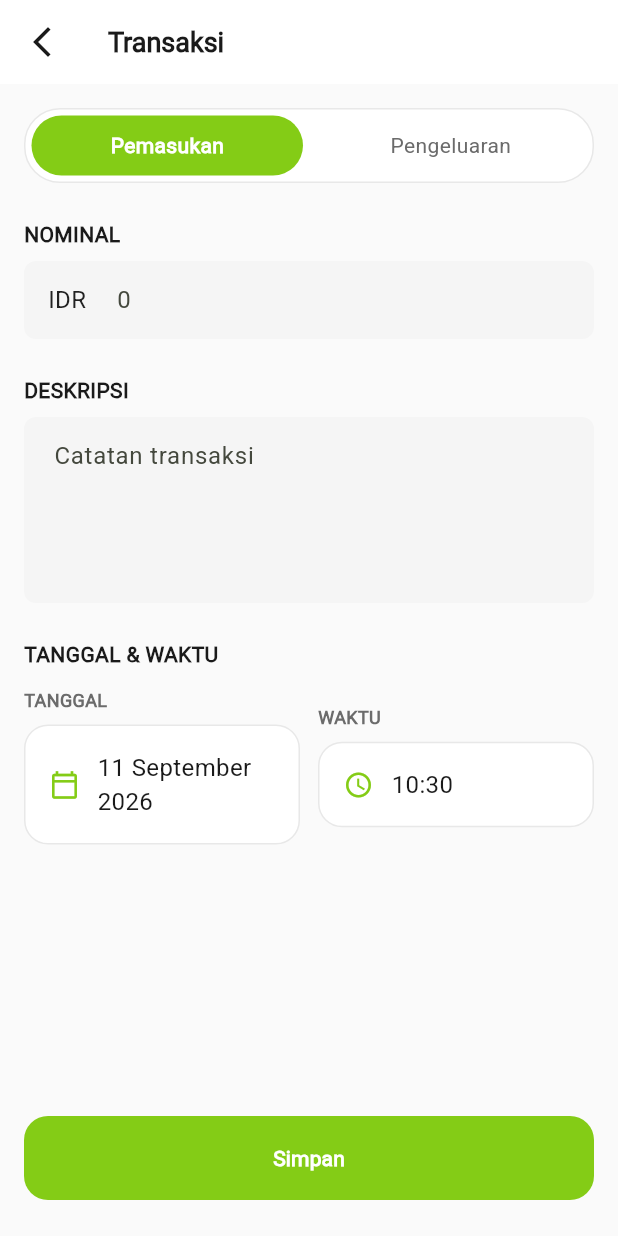
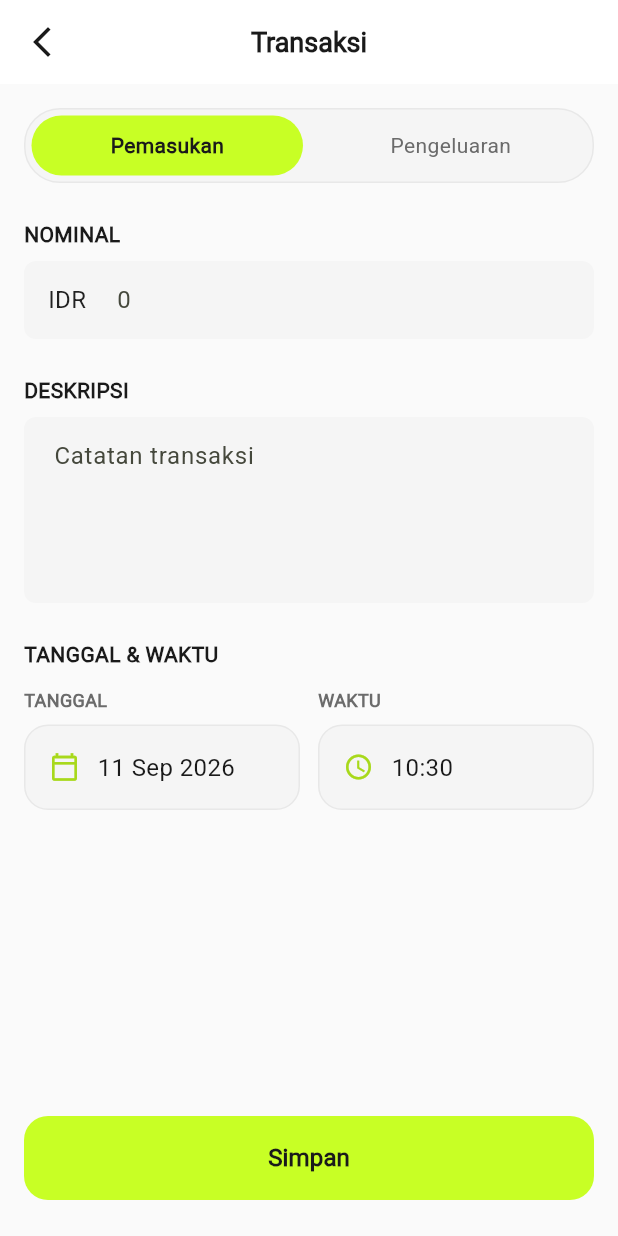
Before and after one commit to rafiach/danamooV2, a Flutter app: the TransactionView screen opened directly, after a tap on "Pemasukan", on a phone screen of 412 x 824 dp. Run offline on Flutter 3.47's test engine with Material 3 defaults, Android fonts, the phone set to English and light mode, and no system bars; our stand-ins replace cloud_firestore, firebase_auth, firebase_core, fl_chart, flutter_local_notifications, share_plus and 1 more; missing offline and left inert: excel, file_saver; accounts and stored records are empty; Roboto replaces fonts that are missing (Poppins).

Commit message:
update home and transaction view

```diff
--- a/lib/core/constants/constant.dart
+++ b/lib/core/constants/constant.dart
@@ -2,15 +2,18 @@ import 'package:flutter/material.dart';
 
 class Constant {
   // ================= COLORS - NEW DESIGN SYSTEM =================
-  static const Color limeAccent = Color(0xFF84CC16);
-  static const Color limeAccentLight = Color(0xFFA3E635);
-  static const Color limeAccentDark = Color(0xFF65A30D);
+  static const Color limeAccent = Color(0xFFC8FF25);
+  static const Color limeAccentLight = Color(0xFFD9FF66);
+  static const Color limeAccentDark = Color(0xFFA8D91B);
   static const Color surfaceDark = Color(0xFF1A1A1A);
   static const Color bgNeutral = Color(0xFFFAFAFA);
   static const Color surfaceCard = Colors.white;
   static const Color borderSubtle = Color(0xFFE8E8E8);
   static const Color expenseRed = Color(0xFFEF4444);
   static const Color expenseRedLight = Color(0xFFF87171);
+  static const Color incomeGreenAccent = Color(0xFF71C77E);
+  static const Color incomeGreenAccentLight = Color(0xFF9AD9A3);
+  static const Color incomeGreenAccentDark = Color(0xFF4FAF5F);
 
   // ================= COLORS - BRAND (DEPRECATED - kept for backward compat) =================
   @Deprecated('Use limeAccent instead')
@@ -322,9 +325,15 @@ class Constant {
   static const BorderRadius radiusSmall = BorderRadius.all(Radius.circular(4));
   static const BorderRadius radiusMedium = BorderRadius.all(Radius.circular(8));
   static const BorderRadius radiusLarge = BorderRadius.all(Radius.circular(12));
-  static const BorderRadius radiusXLarge = BorderRadius.all(Radius.circular(16));
-  static const BorderRadius radiusXXLarge = BorderRadius.all(Radius.circular(24));
-  static const BorderRadius radiusRound = BorderRadius.all(Radius.circular(999));
+  static const BorderRadius radiusXLarge = BorderRadius.all(
+    Radius.circular(16),
+  );
+  static const BorderRadius radiusXXLarge = BorderRadius.all(
+    Radius.circular(24),
+  );
+  static const BorderRadius radiusRound = BorderRadius.all(
+    Radius.circular(999),
+  );
 
   // ================= SHADOWS =================
   static const List<BoxShadow> shadowSm = [
--- a/lib/core/widgets/segmented_control.dart
+++ b/lib/core/widgets/segmented_control.dart
@@ -27,7 +27,7 @@ class SegmentedControl extends StatelessWidget {
   Widget build(BuildContext context) {
     final activeBg = activeColor ?? Constant.limeAccent;
     final inactiveBg = inactiveColor ?? Colors.transparent;
-    final activeText = Constant.textWhite;
+    final activeText = Constant.textPrimary;
     final inactiveText = Constant.textSecondary;
     final bg = backgroundColor ?? Constant.surfaceCard;
     final border = Constant.borderSubtle;
--- a/lib/features/home/view/widget/list_item_widget.dart
+++ b/lib/features/home/view/widget/list_item_widget.dart
@@ -24,7 +24,8 @@ class ListTileTransaction extends StatelessWidget {
   @override
   Widget build(BuildContext context) {
     final amountColor =
-        nominalColor ?? (isIncome ? Constant.limeAccent : Constant.expenseRed);
+        nominalColor ??
+        (isIncome ? Constant.incomeGreenAccentDark : Constant.expenseRed);
 
     return CustomCard.surface(
       padding: const EdgeInsets.symmetric(horizontal: 16, vertical: 12),
--- a/lib/features/transaction/view/transaction_view.dart
+++ b/lib/features/transaction/view/transaction_view.dart
@@ -142,7 +142,6 @@ class _TransactionViewState extends State<TransactionView> {
       backgroundColor: Constant.bgNeutral,
       appBar: CustomAppBar.standard(
         title: 'Transaksi',
-        centerTitle: false,
         leading: IconButton(
           icon: const Icon(Icons.arrow_back_ios_new),
           onPressed: () => CustomNavigator.pop(context),
@@ -157,7 +156,10 @@ class _TransactionViewState extends State<TransactionView> {
             Expanded(
               child: provider.isLoading
                   ? const Center(
-                      child: CircularProgressIndicator(color: Constant.limeAccent))
+                      child: CircularProgressIndicator(
+                        color: Constant.limeAccentDark,
+                      ),
+                    )
                   : SingleChildScrollView(
                       padding: const EdgeInsets.all(16),
                       child: Column(
@@ -167,10 +169,14 @@ class _TransactionViewState extends State<TransactionView> {
                           SegmentedControl(
                             labels: const ['Pemasukan', 'Pengeluaran'],
                             selectedIndex: provider.isExpense ? 1 : 0,
-                            onChanged: (index) =>
-                                provider.setType(index == 0 ? TransactionType.income : TransactionType.expense),
+                            onChanged: (index) => provider.setType(
+                              index == 0
+                                  ? TransactionType.income
+                                  : TransactionType.expense,
+                            ),
                             borderRadius: 24,
                             height: 50,
+                            backgroundColor: Constant.greyLight,
                           ),
                           const SizedBox(height: 24),
 
@@ -217,7 +223,9 @@ class _TransactionViewState extends State<TransactionView> {
                               Expanded(
                                 child: _DateTimeField(
                                   label: 'TANGGAL',
-                                  value: Utils.formatDate(_selectedDateTime),
+                                  value: Utils.formatDateShort(
+                                    _selectedDateTime,
+                                  ),
                                   icon: Icons.calendar_today_outlined,
                                   onTap: _pickDate,
                                 ),
@@ -235,7 +243,9 @@ class _TransactionViewState extends State<TransactionView> {
                             ],
                           ),
 
-                          const SizedBox(height: 100), // Space for floating button
+                          const SizedBox(
+                            height: 100,
+                          ), // Space for floating button
                         ],
                       ),
                     ),
@@ -248,6 +258,8 @@ class _TransactionViewState extends State<TransactionView> {
                 padding: const EdgeInsets.fromLTRB(16, 0, 16, 24),
                 child: CustomButton.mainButton(
                   label: 'Simpan',
+                  textColor: Constant.textPrimary,
+                  fontSize: 16,
                   onPressed: _onSubmit,
                   isLoading: provider.isSaving,
                   height: 56,
@@ -318,37 +330,35 @@ class _CategoryChip extends StatelessWidget {
       child: AnimatedContainer(
         duration: Constant.durationShort,
         curve: Curves.easeInOut,
-        padding: const EdgeInsets.symmetric(horizontal: 12, vertical: 10),
+        padding: const EdgeInsets.symmetric(horizontal: 24, vertical: 10),
         decoration: BoxDecoration(
           color: isSelected
-              ? Constant.limeAccent.withValues(alpha: 0.15)
+              ? Constant.limeAccentDark.withValues(alpha: 0.15)
               : Colors.transparent,
           border: Border.all(
-            color: isSelected ? Constant.limeAccent : Constant.borderSubtle,
+            color: isSelected ? Constant.limeAccentDark : Constant.borderSubtle,
             width: isSelected ? 2 : 1.5,
           ),
           borderRadius: BorderRadius.circular(16),
         ),
         child: Row(
-          mainAxisAlignment: MainAxisAlignment.center,
+          mainAxisAlignment: MainAxisAlignment.start,
           mainAxisSize: MainAxisSize.min,
           children: [
-            ColorFiltered(
-              colorFilter: ColorFilter.mode(
-                isSelected ? Constant.limeAccent : Constant.textSecondary,
-                BlendMode.srcIn,
-              ),
-              child: Image.asset(category.icon, width: 22, height: 22),
-            ),
+            Image.asset(category.icon, width: 22, height: 22),
             const SizedBox(width: 8),
             Flexible(
               child: Text(
                 category.name,
                 style: TextStyle(
-                  color: isSelected ? Constant.limeAccent : Constant.textSecondary,
+                  color: isSelected
+                      ? Constant.textPrimary
+                      : Constant.textSecondary,
                   fontWeight: isSelected ? FontWeight.w600 : FontWeight.w500,
                   fontSize: 13,
                 ),
+                textAlign: TextAlign.start,
+                maxLines: 2,
                 overflow: TextOverflow.ellipsis,
               ),
             ),
@@ -388,13 +398,13 @@ class _DateTimeField extends StatelessWidget {
           child: Container(
             padding: const EdgeInsets.symmetric(horizontal: 16, vertical: 16),
             decoration: BoxDecoration(
-              color: Constant.surfaceCard,
+              color: Constant.greyLight,
               border: Border.all(color: Constant.borderSubtle, width: 1),
               borderRadius: BorderRadius.circular(16),
             ),
             child: Row(
               children: [
-                Icon(icon, size: 20, color: Constant.limeAccent),
+                Icon(icon, size: 20, color: Constant.limeAccentDark),
                 const SizedBox(width: 12),
                 Expanded(
                   child: Text(
```
Also changed, not shown: lib/features/home/view/home_view.dart (+137 -114 lines), flutter_01.png (added).
